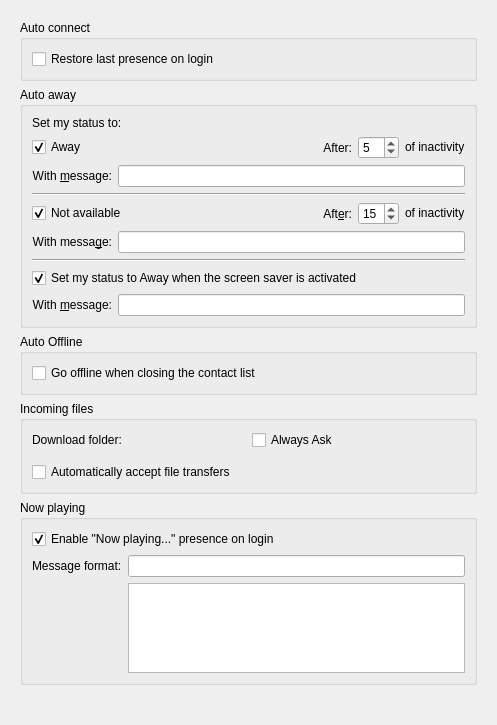
Above: config/telepathy-kded-config.ui from KDE/ktp-kded-module before the change. Below: the same form after it.
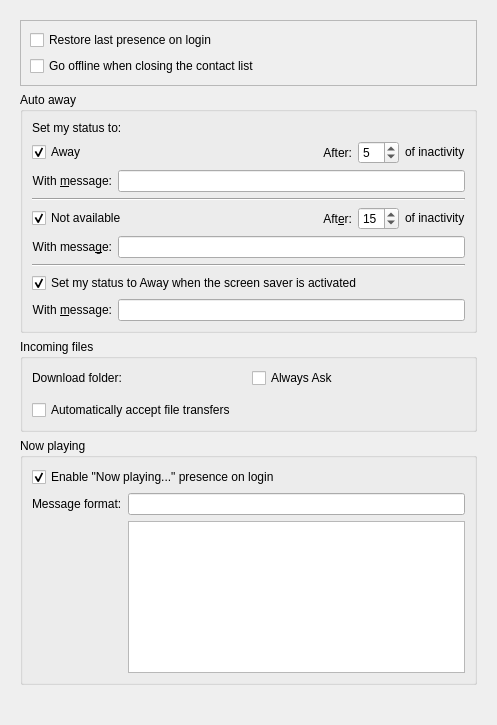
That is the form after the change. Custom widgets are drawn as their Qt base class.

Commit message: Group presence handling options in KCM

```diff
--- a/config/telepathy-kded-config.ui
+++ b/config/telepathy-kded-config.ui
@@ -24,27 +24,34 @@
        <rect>
         <x>0</x>
         <y>0</y>
-        <width>489</width>
-        <height>717</height>
+        <width>479</width>
+        <height>707</height>
        </rect>
       </property>
       <layout class="QVBoxLayout" name="verticalLayout">
        <item>
-        <widget class="QGroupBox" name="autoConnectGroupBox">
-         <property name="title">
-          <string>Auto connect</string>
+        <widget class="QFrame" name="frame">
+         <property name="frameShape">
+          <enum>QFrame::StyledPanel</enum>
          </property>
-         <property name="flat">
-          <bool>false</bool>
+         <property name="frameShadow">
+          <enum>QFrame::Raised</enum>
          </property>
-         <layout class="QGridLayout" name="gridLayout_4">
-          <item row="0" column="0">
+         <layout class="QVBoxLayout" name="verticalLayout_4">
+          <item>
            <widget class="QCheckBox" name="m_autoConnectCheckBox">
             <property name="text">
              <string>Restore last presence on login</string>
             </property>
            </widget>
           </item>
+          <item>
+           <widget class="QCheckBox" name="m_autoOfflineCheckBox">
+            <property name="text">
+             <string>Go offline when closing the contact list</string>
+            </property>
+           </widget>
+          </item>
          </layout>
         </widget>
        </item>
@@ -317,25 +324,6 @@
          </layout>
         </widget>
        </item>
-       <item>
-        <widget class="QGroupBox" name="autoOfflineGroupBox">
-         <property name="title">
-          <string>Auto Offline</string>
-         </property>
-         <property name="flat">
-          <bool>false</bool>
-         </property>
-         <layout class="QGridLayout" name="gridLayout_2">
-          <item row="0" column="0">
-           <widget class="QCheckBox" name="m_autoOfflineCheckBox">
-            <property name="text">
-             <string>Go offline when closing the contact list</string>
-            </property>
-           </widget>
-          </item>
-         </layout>
-        </widget>
-       </item>
        <item>
         <widget class="QGroupBox" name="incomingFilesGroupBox">
          <property name="title">
```
Left out of the diff: 4 changed lines with no effect on the pictures.
